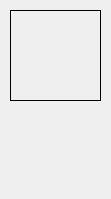
First picture: the form in source/leapgui.ui, repository itsrainingmani/UB-Sign-Language, before the edit.
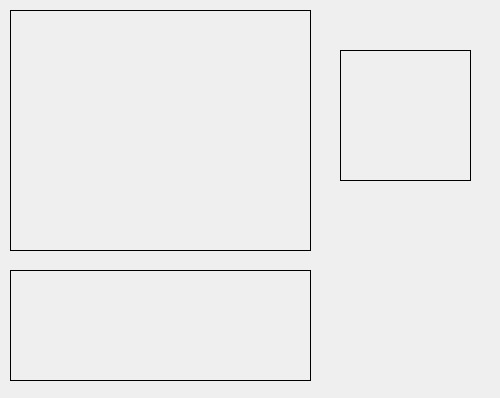
Second picture: the form after the edit. Icons and pictures are not drawn.

Commit message: Game works. Displays image from signs folder

Diff of the .ui file:
```diff
--- a/source/leapgui.ui
+++ b/source/leapgui.ui
@@ -6,8 +6,8 @@
    <rect>
     <x>0</x>
     <y>0</y>
-    <width>111</width>
-    <height>199</height>
+    <width>500</width>
+    <height>398</height>
    </rect>
   </property>
   <property name="windowTitle">
@@ -16,10 +16,10 @@
   <widget class="QLabel" name="charLabel">
    <property name="geometry">
     <rect>
-     <x>10</x>
-     <y>10</y>
-     <width>91</width>
-     <height>91</height>
+     <x>340</x>
+     <y>50</y>
+     <width>131</width>
+     <height>131</height>
     </rect>
    </property>
    <property name="font">
@@ -44,10 +44,10 @@
   <widget class="QPushButton" name="upLeft">
    <property name="geometry">
     <rect>
-     <x>10</x>
-     <y>120</y>
-     <width>91</width>
-     <height>51</height>
+     <x>340</x>
+     <y>230</y>
+     <width>131</width>
+     <height>91</height>
     </rect>
    </property>
    <property name="styleSheet">
@@ -70,6 +70,38 @@
     <bool>false</bool>
    </property>
   </widget>
+  <widget class="QLabel" name="imageLabel">
+   <property name="geometry">
+    <rect>
+     <x>10</x>
+     <y>10</y>
+     <width>301</width>
+     <height>241</height>
+    </rect>
+   </property>
+   <property name="frameShape">
+    <enum>QFrame::Box</enum>
+   </property>
+   <property name="text">
+    <string/>
+   </property>
+  </widget>
+  <widget class="QLabel" name="gameLabel">
+   <property name="geometry">
+    <rect>
+     <x>10</x>
+     <y>270</y>
+     <width>301</width>
+     <height>111</height>
+    </rect>
+   </property>
+   <property name="frameShape">
+    <enum>QFrame::Box</enum>
+   </property>
+   <property name="text">
+    <string/>
+   </property>
+  </widget>
  </widget>
  <layoutdefault spacing="6" margin="11"/>
  <resources/>
```
The commit also changes 9 other files.
